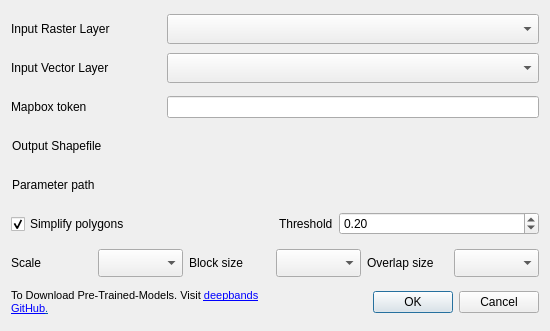
Above: buildseg/buildSeg_dialog_base.ui from deepbands/buildseg before the change. Below: the same form after it.
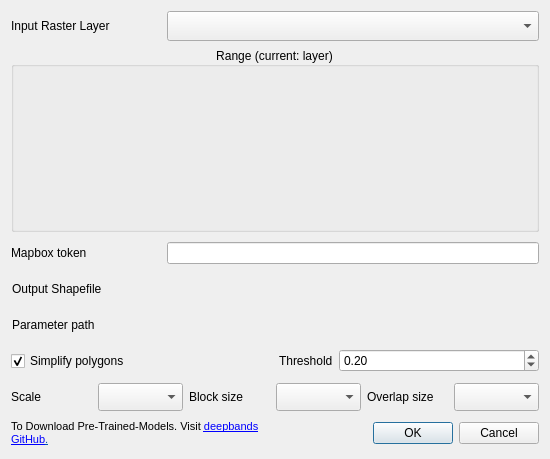
That is the form after the change. Custom widgets are drawn as their Qt base class.

Diff of the .ui file:
```diff
--- a/buildseg/buildSeg_dialog_base.ui
+++ b/buildseg/buildSeg_dialog_base.ui
@@ -7,7 +7,7 @@
     <x>0</x>
     <y>0</y>
     <width>550</width>
-    <height>331</height>
+    <height>459</height>
    </rect>
   </property>
   <property name="sizePolicy">
@@ -19,13 +19,13 @@
   <property name="minimumSize">
    <size>
     <width>550</width>
-    <height>331</height>
+    <height>330</height>
    </size>
   </property>
   <property name="maximumSize">
    <size>
     <width>550</width>
-    <height>331</height>
+    <height>460</height>
    </size>
   </property>
   <property name="windowTitle">
@@ -73,6 +73,12 @@
          <height>30</height>
         </size>
        </property>
+       <property name="editable">
+        <bool>false</bool>
+       </property>
+       <property name="allowEmptyLayer">
+        <bool>true</bool>
+       </property>
       </widget>
      </item>
     </layout>
@@ -80,44 +86,52 @@
    <item>
     <layout class="QHBoxLayout" name="horizontalLayout_11">
      <item>
-      <widget class="QLabel" name="label_7">
+      <widget class="QgsExtentGroupBox" name="mExtentGroupBox">
        <property name="minimumSize">
         <size>
-         <width>150</width>
-         <height>30</height>
-        </size>
-       </property>
-       <property name="maximumSize">
-        <size>
-         <width>150</width>
-         <height>30</height>
-        </size>
-       </property>
-       <property name="text">
-        <string>Input Vector Layer</string>
-       </property>
-      </widget>
-     </item>
-     <item>
-      <widget class="QgsMapLayerComboBox" name="mMapLayerComboBoxR_2">
-       <property name="sizePolicy">
-        <sizepolicy hsizetype="Preferred" vsizetype="Fixed">
-         <horstretch>0</horstretch>
-         <verstretch>0</verstretch>
-        </sizepolicy>
-       </property>
-       <property name="minimumSize">
-        <size>
-         <width>317</width>
-         <height>30</height>
+         <width>0</width>
+         <height>0</height>
         </size>
        </property>
        <property name="maximumSize">
         <size>
          <width>16777215</width>
-         <height>30</height>
+         <height>16777215</height>
         </size>
        </property>
+       <property name="locale">
+        <locale language="English" country="UnitedStates"/>
+       </property>
+       <property name="title">
+        <string notr="true">Range (current: layer)</string>
+       </property>
+       <property name="alignment">
+        <set>Qt::AlignCenter</set>
+       </property>
+       <property name="flat">
+        <bool>true</bool>
+       </property>
+       <property name="checkable">
+        <bool>false</bool>
+       </property>
+       <property name="collapsed">
+        <bool>false</bool>
+       </property>
+       <property name="syncGroup">
+        <string notr="true"/>
+       </property>
+       <property name="scrollOnExpand">
+        <bool>true</bool>
+       </property>
+       <property name="saveCollapsedState">
+        <bool>false</bool>
+       </property>
+       <property name="saveCheckedState">
+        <bool>false</bool>
+       </property>
+       <property name="titleBase">
+        <string notr="true">Range</string>
+       </property>
       </widget>
      </item>
     </layout>
@@ -509,11 +523,23 @@
   </layout>
  </widget>
  <customwidgets>
+  <customwidget>
+   <class>QgsCollapsibleGroupBox</class>
+   <extends>QGroupBox</extends>
+   <header>qgscollapsiblegroupbox.h</header>
+   <container>1</container>
+  </customwidget>
   <customwidget>
    <class>QgsDoubleSpinBox</class>
    <extends>QDoubleSpinBox</extends>
    <header>qgsdoublespinbox.h</header>
   </customwidget>
+  <customwidget>
+   <class>QgsExtentGroupBox</class>
+   <extends>QgsCollapsibleGroupBox</extends>
+   <header>qgsextentgroupbox.h</header>
+   <container>1</container>
+  </customwidget>
   <customwidget>
    <class>QgsFileWidget</class>
    <extends>QWidget</extends>
```
Left out of the diff: 11 changed lines with no effect on the pictures.
